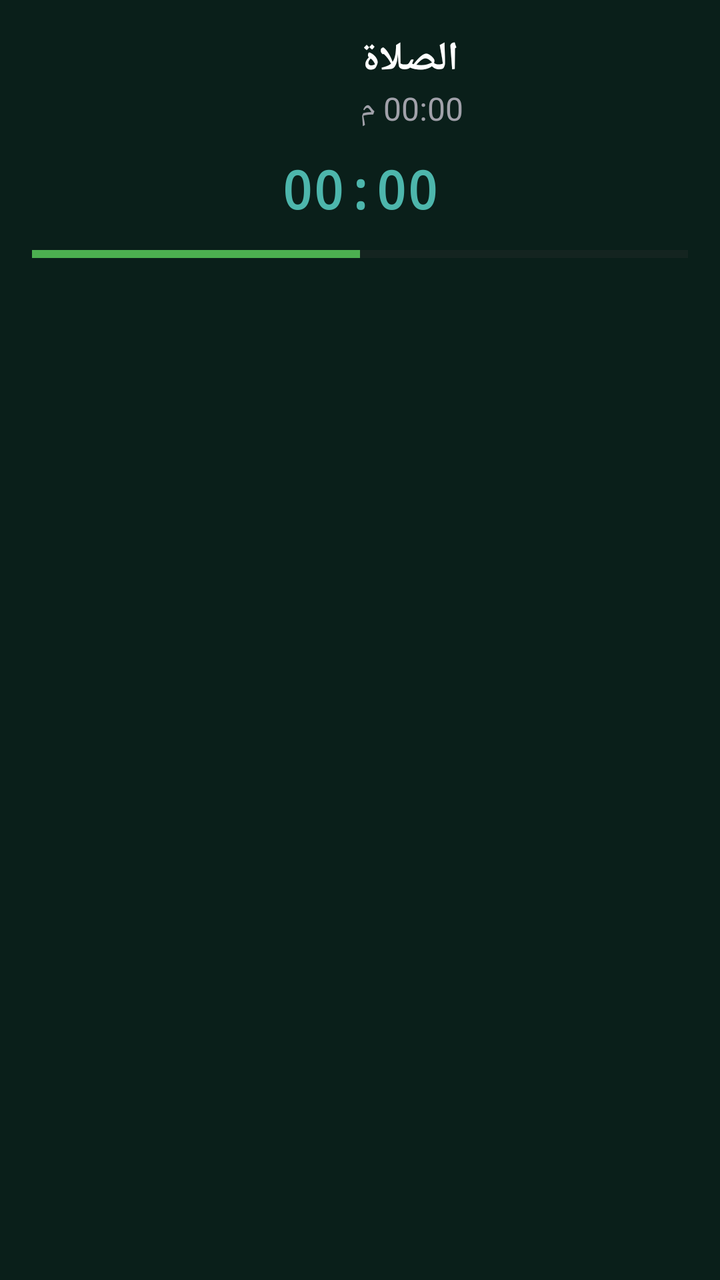
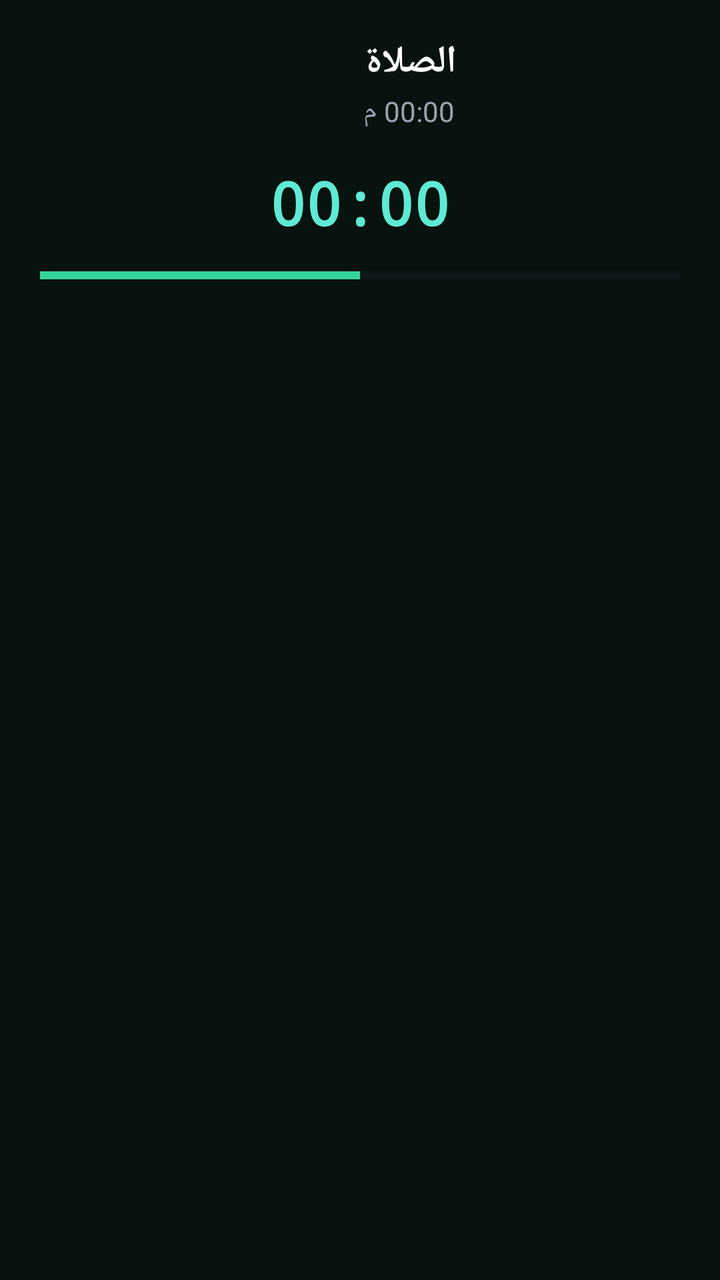

An Android layout rendered at two revisions. The XML below is the earlier revision; the diff shows what the commit changed to produce the second picture.
<!-- AndroidManifest.xml: application theme AppTheme -->
<!-- res/layout/notif_persistent.xml -->
<?xml version="1.0" encoding="utf-8"?>
<FrameLayout xmlns:android="http://schemas.android.com/apk/res/android"
    android:layout_width="match_parent"
    android:layout_height="wrap_content"
    android:background="#0A1F1A"> 

    
    <ImageView
        android:id="@+id/notif_watermark"
        android:layout_width="200dp"
        android:layout_height="200dp"
        android:layout_gravity="center"
        android:alpha="0.15" 
        android:scaleType="fitCenter"
        android:contentDescription="Watermark" />

    <LinearLayout
        android:layout_width="match_parent"
        android:layout_height="wrap_content"
        android:orientation="vertical"
        android:padding="16dp"
        android:gravity="center_horizontal">

        <LinearLayout
            android:layout_width="wrap_content"
            android:layout_height="wrap_content"
            android:orientation="horizontal"
            android:gravity="center_vertical"
            android:layout_marginBottom="8dp">

            
            <ImageView
                android:id="@+id/notif_logo"
                android:layout_width="40dp"
                android:layout_height="40dp"
                android:layout_marginEnd="12dp"
                android:contentDescription="App Icon" />

            <LinearLayout
                android:layout_width="wrap_content"
                android:layout_height="wrap_content"
                android:orientation="vertical">

                <TextView
                    android:id="@+id/notif_prayer_name"
                    android:layout_width="wrap_content"
                    android:layout_height="wrap_content"
                    android:text="الصلاة"
                    android:textColor="#FFFFFF"
                    android:textSize="20sp"
                    android:textStyle="bold" />

                <TextView
                    android:id="@+id/notif_prayer_time"
                    android:layout_width="wrap_content"
                    android:layout_height="wrap_content"
                    android:text="00:00 م"
                    android:textColor="#A1A1AA"
                    android:textSize="16sp" />
            </LinearLayout>
        </LinearLayout>

        <Chronometer
            android:id="@+id/notif_chronometer"
            android:layout_width="wrap_content"
            android:layout_height="wrap_content"
            android:textColor="#4DB6AC"
            android:textSize="26sp"
            android:fontFamily="monospace"
            android:textStyle="bold"
            android:layout_marginTop="4dp" />

        <ProgressBar
            android:id="@+id/notif_progress_bar"
            style="?android:attr/progressBarStyleHorizontal"
            android:layout_width="match_parent"
            android:layout_height="6dp"
            android:layout_marginTop="12dp"
            android:progressTint="#4CAF50"
            android:progressBackgroundTint="#333333"
            android:max="100"
            android:progress="50" />
    </LinearLayout>
</FrameLayout>
<!-- resources referenced by this layout -->
<resources>
  <style name="AppTheme" parent="Theme.AppCompat.Light.DarkActionBar">
          
          <item name="colorPrimary">@color/colorPrimary</item>
          <item name="colorPrimaryDark">@color/colorPrimaryDark</item>
          <item name="colorAccent">@color/colorAccent</item>
      </style>
  <color name="colorPrimary">#02634D</color>
  <color name="colorPrimaryDark">#014A39</color>
  <color name="colorAccent">#D4A84B</color>
</resources>

<!-- the commit's change to res/layout/notif_persistent.xml (unified diff, before → after) -->
@@ -2,15 +2,15 @@
 <FrameLayout xmlns:android="http://schemas.android.com/apk/res/android"
     android:layout_width="match_parent"
     android:layout_height="wrap_content"
-    android:background="#0A1F1A"> 
+    android:background="#08130F">
 
     
     <ImageView
         android:id="@+id/notif_watermark"
-        android:layout_width="200dp"
-        android:layout_height="200dp"
+        android:layout_width="180dp"
+        android:layout_height="180dp"
         android:layout_gravity="center"
-        android:alpha="0.15" 
+        android:alpha="0.10"
         android:scaleType="fitCenter"
         android:contentDescription="Watermark" />
 
@@ -18,21 +18,24 @@
         android:layout_width="match_parent"
         android:layout_height="wrap_content"
         android:orientation="vertical"
-        android:padding="16dp"
+        android:paddingStart="20dp"
+        android:paddingEnd="20dp"
+        android:paddingTop="18dp"
+        android:paddingBottom="18dp"
         android:gravity="center_horizontal">
 
+        
         <LinearLayout
             android:layout_width="wrap_content"
             android:layout_height="wrap_content"
             android:orientation="horizontal"
             android:gravity="center_vertical"
-            android:layout_marginBottom="8dp">
+            android:layout_marginBottom="10dp">
 
-            
             <ImageView
                 android:id="@+id/notif_logo"
-                android:layout_width="40dp"
-                android:layout_height="40dp"
+                android:layout_width="38dp"
+                android:layout_height="38dp"
                 android:layout_marginEnd="12dp"
                 android:contentDescription="App Icon" />
 
@@ -47,7 +50,7 @@
                     android:layout_height="wrap_content"
                     android:text="الصلاة"
                     android:textColor="#FFFFFF"
-                    android:textSize="20sp"
+                    android:textSize="19sp"
                     android:textStyle="bold" />
 
                 <TextView
@@ -55,29 +58,32 @@
                     android:layout_width="wrap_content"
                     android:layout_height="wrap_content"
                     android:text="00:00 م"
-                    android:textColor="#A1A1AA"
-                    android:textSize="16sp" />
+                    android:textColor="#9CA3AF"
+                    android:textSize="14sp"
+                    android:layout_marginTop="2dp" />
             </LinearLayout>
         </LinearLayout>
 
+        
         <Chronometer
             android:id="@+id/notif_chronometer"
             android:layout_width="wrap_content"
             android:layout_height="wrap_content"
-            android:textColor="#4DB6AC"
-            android:textSize="26sp"
+            android:textColor="#5EEAD4"
+            android:textSize="30sp"
             android:fontFamily="monospace"
             android:textStyle="bold"
-            android:layout_marginTop="4dp" />
+            android:layout_marginTop="6dp" />
 
+        
         <ProgressBar
             android:id="@+id/notif_progress_bar"
             style="?android:attr/progressBarStyleHorizontal"
             android:layout_width="match_parent"
-            android:layout_height="6dp"
-            android:layout_marginTop="12dp"
-            android:progressTint="#4CAF50"
-            android:progressBackgroundTint="#333333"
+            android:layout_height="5dp"
+            android:layout_marginTop="14dp"
+            android:progressTint="#34D399"
+            android:progressBackgroundTint="#1F2937"
             android:max="100"
             android:progress="50" />
     </LinearLayout>
